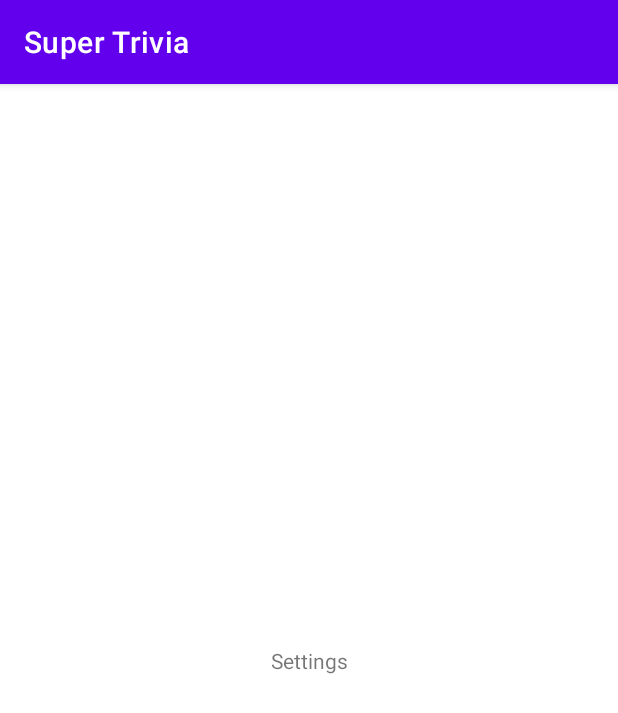
After one commit to Yuziem14/super-trivia, an Android app: the SettingsFragment screen opened directly, with no data from a screen before it, on a phone screen of 412 x 824 dp. The commit adds this screen. Shown: the top 713 px of the screen. Run offline under Robolectric (Android 15) with nearby library versions, the phone set to English and light mode, and no system bars.

Commit message:
setup navigation in main activity
Co-authored-by: matheuslk <matheus.augustolk@gmail.com>

```diff
--- /dev/null
+++ b/app/src/main/java/com/yuziem14/supertrivia/fragments/SettingsFragment.kt
@@ -0,0 +1,21 @@
+package com.yuziem14.supertrivia.fragments
+
+import android.os.Bundle
+import androidx.fragment.app.Fragment
+import android.view.LayoutInflater
+import android.view.View
+import android.view.ViewGroup
+import com.yuziem14.supertrivia.R
+
+class SettingsFragment : Fragment() {
+    override fun onCreate(savedInstanceState: Bundle?) {
+        super.onCreate(savedInstanceState)
+    }
+
+    override fun onCreateView(
+        inflater: LayoutInflater, container: ViewGroup?,
+        savedInstanceState: Bundle?
+    ): View? {
+        return inflater.inflate(R.layout.fragment_settings, container, false)
+    }
+}
--- a/app/src/main/res/layout/activity_main.xml
+++ b/app/src/main/res/layout/activity_main.xml
@@ -6,13 +6,21 @@
     android:layout_height="match_parent"
     tools:context=".MainActivity">
 
-    <TextView
-        android:layout_width="wrap_content"
-        android:layout_height="wrap_content"
-        android:text="Hello World!"
+    <FrameLayout
+        android:id="@+id/fragmentContainer"
+        android:layout_width="match_parent"
+        android:layout_height="match_parent"
         app:layout_constraintBottom_toBottomOf="parent"
-        app:layout_constraintLeft_toLeftOf="parent"
-        app:layout_constraintRight_toRightOf="parent"
-        app:layout_constraintTop_toTopOf="parent" />
+        app:layout_constraintEnd_toEndOf="parent"
+        app:layout_constraintStart_toStartOf="parent"
+        app:layout_constraintTop_toTopOf="parent">
 
+        <androidx.fragment.app.FragmentContainerView
+            android:id="@+id/mainNavHost"
+            android:name="androidx.navigation.fragment.NavHostFragment"
+            android:layout_width="match_parent"
+            android:layout_height="match_parent"
+            app:defaultNavHost="true"
+            app:navGraph="@navigation/nav_graph" />
+    </FrameLayout>
 </androidx.constraintlayout.widget.ConstraintLayout>
--- /dev/null
+++ b/app/src/main/res/layout/fragment_settings.xml
@@ -0,0 +1,18 @@
+<?xml version="1.0" encoding="utf-8"?>
+<androidx.constraintlayout.widget.ConstraintLayout xmlns:android="http://schemas.android.com/apk/res/android"
+    xmlns:app="http://schemas.android.com/apk/res-auto"
+    xmlns:tools="http://schemas.android.com/tools"
+    android:layout_width="match_parent"
+    android:layout_height="match_parent"
+    tools:context=".fragments.SettingsFragment">
+
+    <TextView
+        android:id="@+id/textView"
+        android:layout_width="wrap_content"
+        android:layout_height="wrap_content"
+        android:text="@string/settings"
+        app:layout_constraintBottom_toBottomOf="parent"
+        app:layout_constraintEnd_toEndOf="parent"
+        app:layout_constraintStart_toStartOf="parent"
+        app:layout_constraintTop_toTopOf="parent" />
+</androidx.constraintlayout.widget.ConstraintLayout>
--- /dev/null
+++ b/app/src/main/res/navigation/nav_graph.xml
@@ -0,0 +1,13 @@
+<?xml version="1.0" encoding="utf-8"?>
+<navigation xmlns:android="http://schemas.android.com/apk/res/android"
+    xmlns:app="http://schemas.android.com/apk/res-auto"
+    xmlns:tools="http://schemas.android.com/tools"
+    android:id="@+id/nav_graph"
+    app:startDestination="@id/settingsFragment">
+
+    <fragment
+        android:id="@+id/settingsFragment"
+        android:name="com.yuziem14.supertrivia.fragments.SettingsFragment"
+        android:label="fragment_settings"
+        tools:layout="@layout/fragment_settings" />
+</navigation>
--- a/app/src/main/res/values/strings.xml
+++ b/app/src/main/res/values/strings.xml
@@ -6,7 +6,6 @@
     <string name="sign_in">Sign In</string>
     <string name="dont_have_an_account">Don\'t Have an Account?</string>
     <string name="register">Register</string>
-    <!-- TODO: Remove or change this placeholder text -->
     <string name="name">Name</string>
     <string name="confirm_password">Confirm Password</string>
     <string name="already_have_an_account">Already Have an Account?</string>
@@ -16,5 +15,5 @@
     <string name="is_too_short">%1$s is too short</string>
     <string name="is_invalid">%1$s is invalid</string>
     <string name="invalid_credentials">Invalid Credentials</string>
-    <!-- TODO: Remove or change this placeholder text -->
+    <string name="settings">Settings</string>
 </resources>
```
Also changed, not shown: 1 other file.
